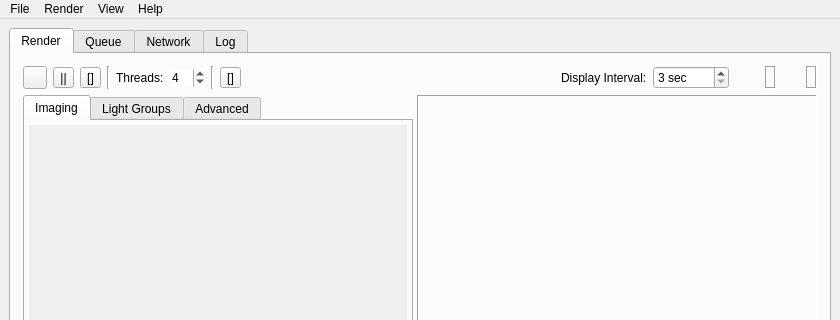
Above: qtgui/luxrender.ui from sungsoo/luxrender-lux before the change; both pictures show x 0 to 840 and y 0 to 320 of the 840 by 611 pixel window. Below: the same form after it.
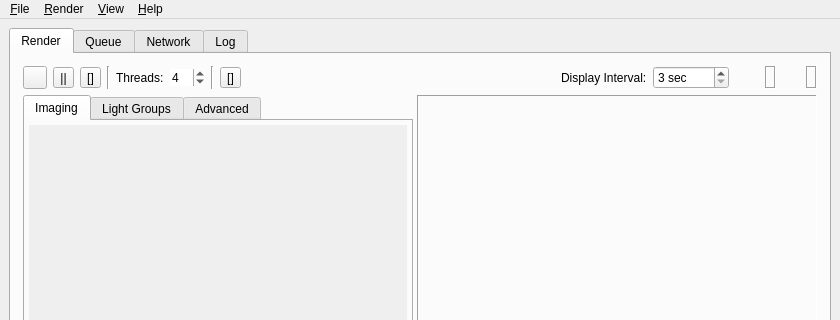
That is the form after the change. Icons and pictures are not drawn.

Commit message: Add shortcuts to menu bar items in luxrender (Not active on OS X to fit with Aqua guidelines)

Patch:
```diff
--- a/qtgui/luxrender.ui
+++ b/qtgui/luxrender.ui
@@ -1116,7 +1116,7 @@
    </property>
    <widget class="QMenu" name="menu_render">
     <property name="title">
-     <string>Render</string>
+     <string>&amp;Render</string>
     </property>
     <addaction name="action_resumeRender"/>
     <addaction name="action_pauseRender"/>
@@ -1125,7 +1125,7 @@
    </widget>
    <widget class="QMenu" name="menu_view">
     <property name="title">
-     <string>View</string>
+     <string>&amp;View</string>
     </property>
     <addaction name="action_copyLog"/>
     <addaction name="action_clearLog"/>
@@ -1138,7 +1138,7 @@
    </widget>
    <widget class="QMenu" name="menu_help">
     <property name="title">
-     <string>Help</string>
+     <string>&amp;Help</string>
     </property>
     <addaction name="action_documentation"/>
     <addaction name="action_forums"/>
@@ -1149,7 +1149,7 @@
    </widget>
    <widget class="QMenu" name="menu_file">
     <property name="title">
-     <string>File</string>
+     <string>&amp;File</string>
     </property>
     <widget class="QMenu" name="menuOpen_Recent">
      <property name="title">
```
